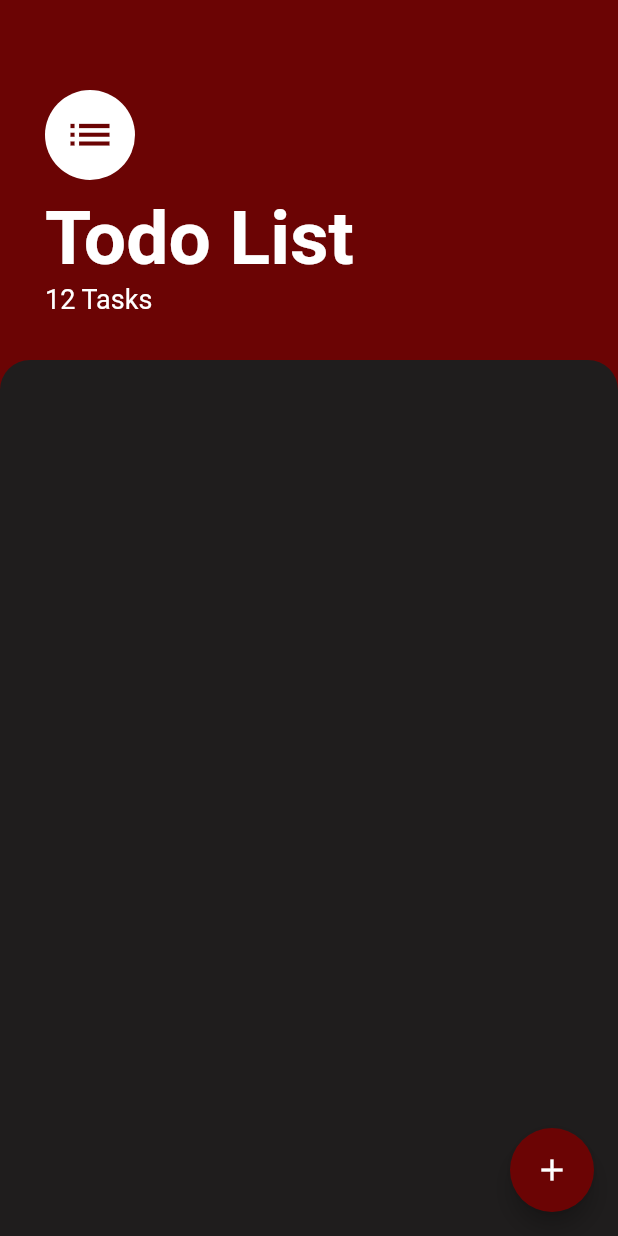
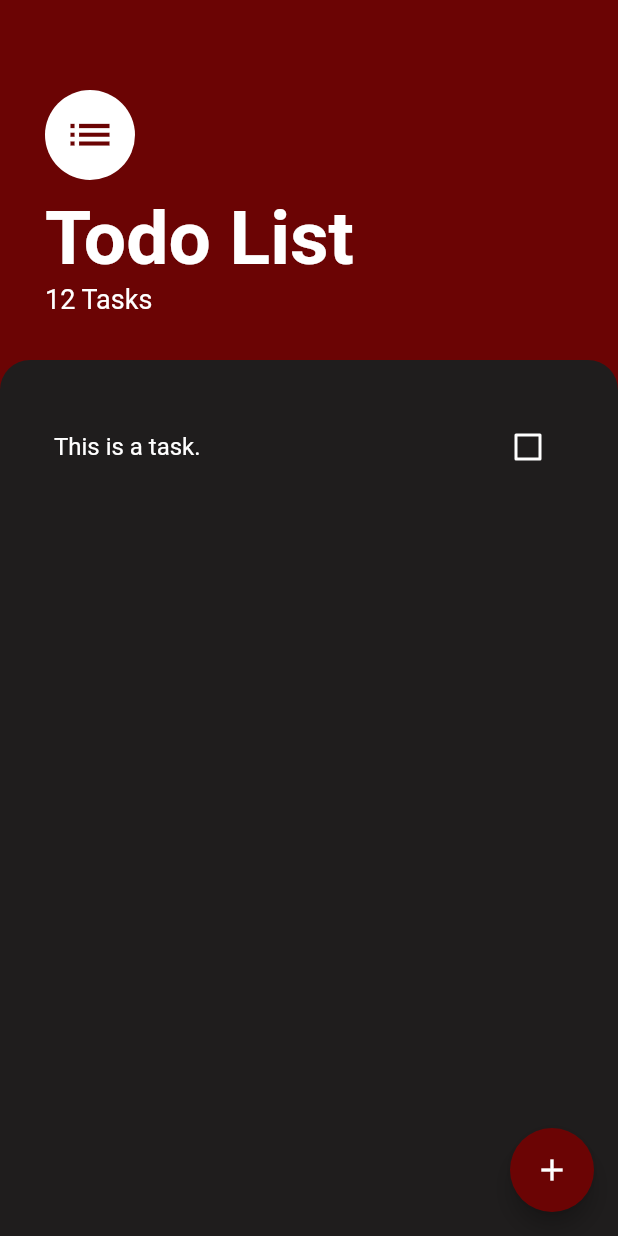
Before and after one commit to JowSarkis/todo-list, a Flutter app: the screen it shows after launch, on a phone screen of 412 x 824 dp. Run offline on Flutter 3.47's test engine with Material 2 defaults, Android fonts, the phone set to English and light mode, and no system bars.

Commit message:
Implement ListView for tasks, main screen UI done

```diff
--- /dev/null
+++ b/lib/components/task_tile.dart
@@ -0,0 +1,25 @@
+import 'package:flutter/material.dart';
+
+class TaskTile extends StatelessWidget {
+
+  @override
+  Widget build(BuildContext context) {
+    return ListTile(
+      title: Text(
+        'This is a task.',
+        style: TextStyle(color: Colors.white),
+      ),
+      trailing: Theme(
+        data: ThemeData(
+          unselectedWidgetColor: Colors.white,
+        ),
+        child: Checkbox(
+          activeColor: Color(0xff6b0404),
+          checkColor: Color(0xff1f1d1d),
+          value: false,
+          onChanged: (bool value) {},
+        ),
+      ),
+    );
+  }
+}
--- /dev/null
+++ b/lib/components/tasks_list.dart
@@ -0,0 +1,15 @@
+import 'package:flutter/material.dart';
+import 'package:todo_list/components/task_tile.dart';
+
+class TasksList extends StatelessWidget {
+
+  @override
+  Widget build(BuildContext context) {
+    return ListView(
+      padding: EdgeInsets.only(top: 30.0, left: 20.0, right: 20.0),
+      children: [
+        TaskTile(),
+      ],
+    );
+  }
+}
--- a/lib/screens/tasks_screen.dart
+++ b/lib/screens/tasks_screen.dart
@@ -1,4 +1,5 @@
 import 'package:flutter/material.dart';
+import 'package:todo_list/components/tasks_list.dart';
 
 class TasksScreen extends StatelessWidget {
   @override
@@ -56,6 +57,7 @@ class TasksScreen extends StatelessWidget {
                     topLeft: Radius.circular(20.0),
                     topRight: Radius.circular(20.0),
                   )),
+              child: TasksList(),
             ),
           ),
         ],
```
